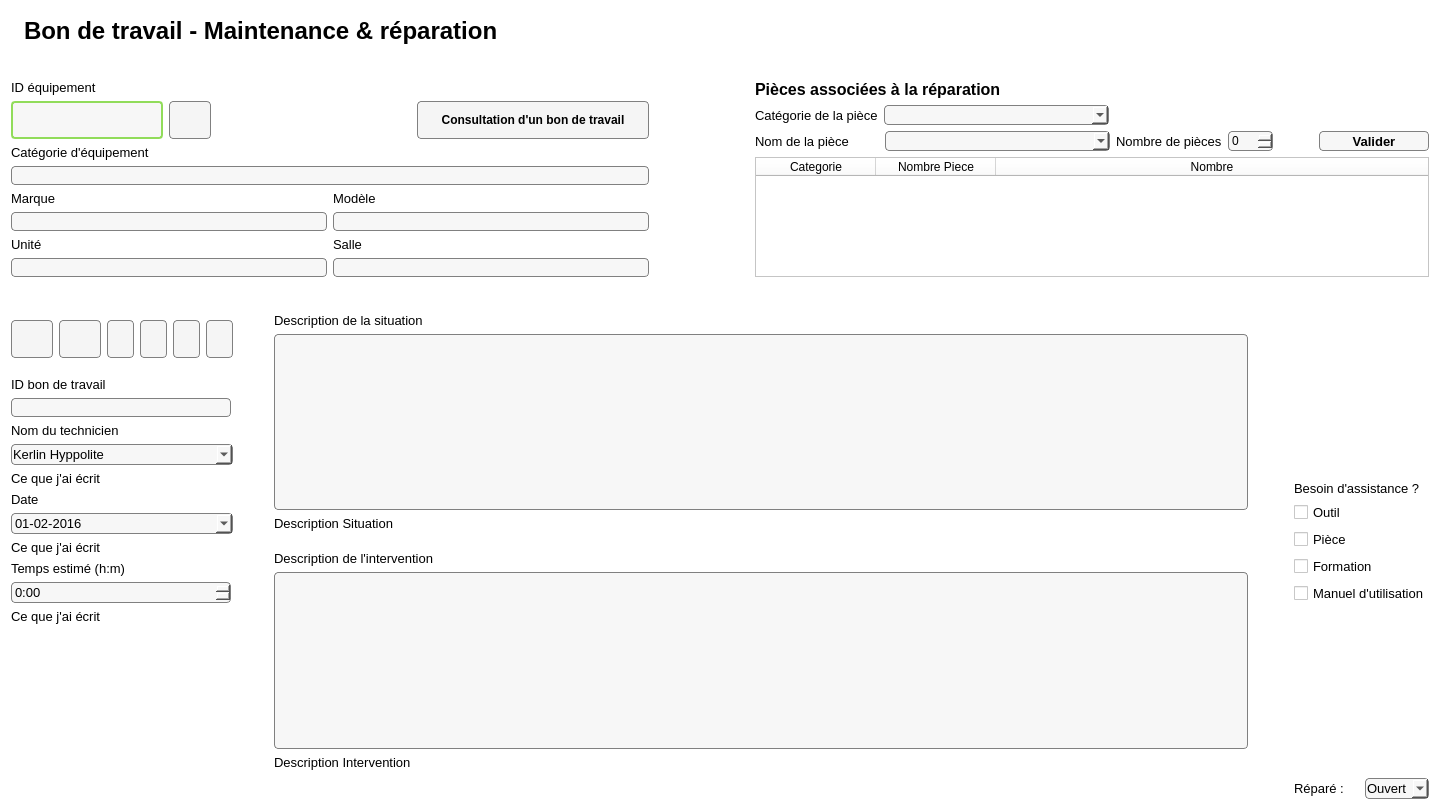
This is Interface/FenetresEnUI/BonDeTravail.ui in ProjetPC2/SIMM2.0-DEV as Qt 5 draws it before an edit. The edited form follows.
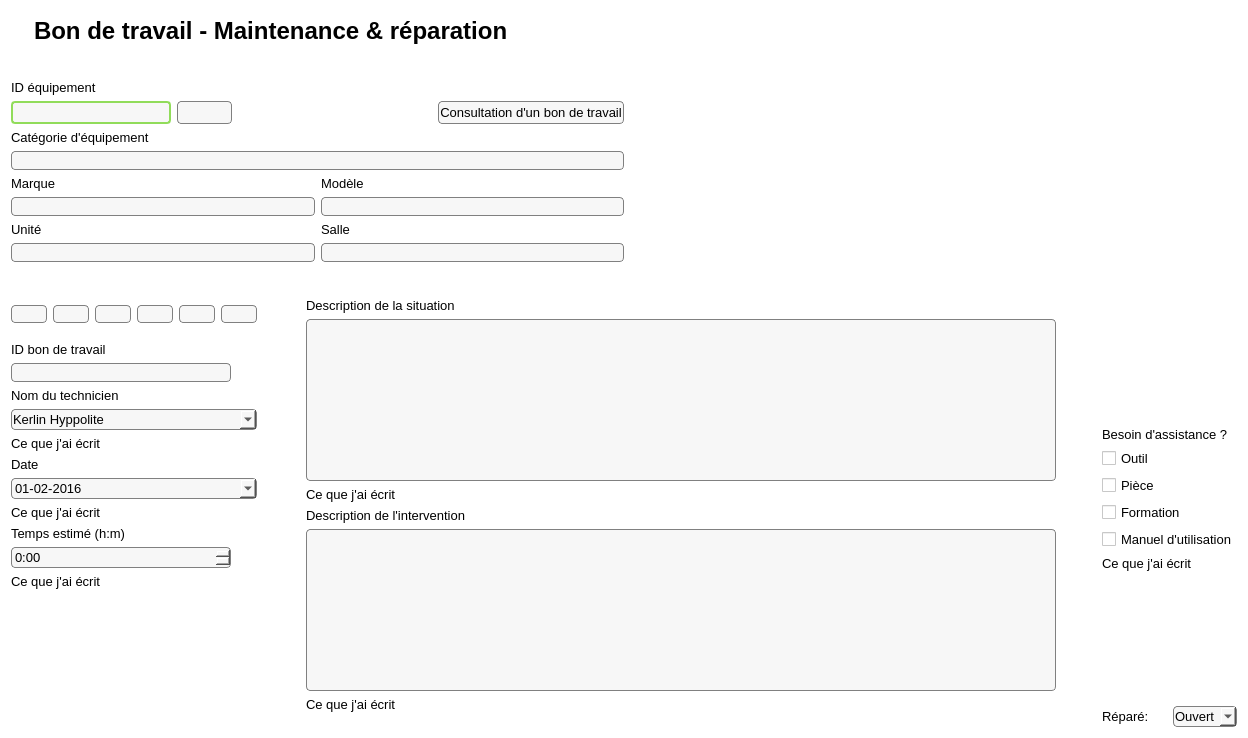
This is the edited form. Icons and pictures are not drawn.

Patch:
```diff
--- a/Interface/FenetresEnUI/BonDeTravail.ui
+++ b/Interface/FenetresEnUI/BonDeTravail.ui
@@ -6,20 +6,14 @@
    <rect>
     <x>0</x>
     <y>0</y>
-    <width>1440</width>
-    <height>810</height>
+    <width>1248</width>
+    <height>738</height>
    </rect>
   </property>
-  <property name="minimumSize">
-   <size>
-    <width>0</width>
-    <height>0</height>
-   </size>
-  </property>
   <property name="maximumSize">
    <size>
-    <width>16777215</width>
-    <height>16777215</height>
+    <width>1440</width>
+    <height>810</height>
    </size>
   </property>
   <property name="windowTitle">
@@ -66,15 +60,7 @@
 border-style: solid;
 border: 1px solid gray;
 border-radius: 4px;
-background:rgb(247,247,247);
-}
-
-QSpinBox {
-padding: 1px;
-border-style: solid;
-border: 1px solid gray;
-border-radius: 4px;
-background:rgb(247,247,247);
+background:rgb(247,247,247)
 }</string>
   </property>
   <layout class="QVBoxLayout" name="verticalLayout_3">
@@ -106,6 +92,22 @@
        </property>
       </widget>
      </item>
+     <item>
+      <spacer name="horizontalSpacer_3">
+       <property name="orientation">
+        <enum>Qt::Horizontal</enum>
+       </property>
+       <property name="sizeType">
+        <enum>QSizePolicy::Minimum</enum>
+       </property>
+       <property name="sizeHint" stdset="0">
+        <size>
+         <width>10</width>
+         <height>20</height>
+        </size>
+       </property>
+      </spacer>
+     </item>
      <item>
       <widget class="QLabel" name="labelTitre">
        <property name="maximumSize">
@@ -190,40 +192,13 @@
           <widget class="QPushButton" name="boutonActualiser">
            <property name="maximumSize">
             <size>
-             <width>42</width>
-             <height>38</height>
+             <width>100</width>
+             <height>40</height>
             </size>
            </property>
            <property name="cursor">
             <cursorShape>PointingHandCursor</cursorShape>
            </property>
-           <property name="styleSheet">
-            <string notr="true">QPushButton {
-color: black;
-background-color:rgb(245, 245, 245);
-border-width: 1px;
-border-color: grey;
-border-style: solid;
-border-radius: 4px;
-padding: 3px;
-font: bold 12px;
-padding-left: 5px;
-padding-right: 5px;
-min-width: 30px;
-max-width: 30px;
-min-height: 30px;
-max-height: 30px;
-}
-
-QPushButton:hover {
-background-color: qlineargradient(x1: 0, y1: 1, x2: 0, y2: 0, stop: 0 #edf2f8, stop: 1 #c8d9ea);
-}
-
-QPushButton:pressed {
-background-color: rgb(193, 213, 243);
-}
-</string>
-           </property>
            <property name="text">
             <string/>
            </property>
@@ -290,48 +265,18 @@
           <widget class="QPushButton" name="boutonConsultation">
            <property name="maximumSize">
             <size>
-             <width>232</width>
-             <height>38</height>
+             <width>500</width>
+             <height>150</height>
             </size>
            </property>
            <property name="font">
             <font>
-             <pointsize>-1</pointsize>
-             <weight>75</weight>
-             <italic>false</italic>
-             <bold>true</bold>
+             <pointsize>10</pointsize>
             </font>
            </property>
            <property name="cursor">
             <cursorShape>PointingHandCursor</cursorShape>
            </property>
-           <property name="styleSheet">
-            <string notr="true">QPushButton {
-color: black;
-background-color:rgb(245, 245, 245);
-border-width: 1px;
-border-color: grey;
-border-style: solid;
-border-radius: 4px;
-padding: 3px;
-font: bold 12px;
-padding-left: 5px;
-padding-right: 5px;
-min-width: 220px;
-max-width: 220px;
-min-height: 30px;
-max-height: 30px;
-}
-
-QPushButton:hover {
-background-color: qlineargradient(x1: 0, y1: 1, x2: 0, y2: 0, stop: 0 #edf2f8, stop: 1 #c8d9ea);
-}
-
-QPushButton:pressed {
-background-color: rgb(193, 213, 243);
-}
-</string>
-           </property>
            <property name="text">
             <string>Consultation d'un bon de travail</string>
            </property>
@@ -341,7 +286,7 @@
            </property>
            <property name="iconSize">
             <size>
-             <width>16</width>
+             <width>20</width>
              <height>16</height>
             </size>
            </property>
@@ -552,261 +497,16 @@
         <enum>Qt::Horizontal</enum>
        </property>
        <property name="sizeType">
-        <enum>QSizePolicy::Minimum</enum>
+        <enum>QSizePolicy::Expanding</enum>
        </property>
        <property name="sizeHint" stdset="0">
         <size>
-         <width>100</width>
+         <width>30</width>
          <height>40</height>
         </size>
        </property>
       </spacer>
      </item>
-     <item>
-      <layout class="QVBoxLayout" name="verticalLayout_4">
-       <item>
-        <widget class="QLabel" name="labelPieceAssociees">
-         <property name="font">
-          <font>
-           <pointsize>12</pointsize>
-           <weight>75</weight>
-           <bold>true</bold>
-          </font>
-         </property>
-         <property name="text">
-          <string>Pièces associées à la réparation</string>
-         </property>
-        </widget>
-       </item>
-       <item>
-        <layout class="QHBoxLayout" name="horizontalLayout_4">
-         <item>
-          <widget class="QLabel" name="labelCategoriePiece">
-           <property name="maximumSize">
-            <size>
-             <width>500</width>
-             <height>16777215</height>
-            </size>
-           </property>
-           <property name="font">
-            <font>
-             <pointsize>10</pointsize>
-            </font>
-           </property>
-           <property name="text">
-            <string>Catégorie de la pièce</string>
-           </property>
-          </widget>
-         </item>
-         <item>
-          <widget class="QComboBox" name="comboBoxCategoriePiece">
-           <property name="minimumSize">
-            <size>
-             <width>225</width>
-             <height>20</height>
-            </size>
-           </property>
-           <property name="maximumSize">
-            <size>
-             <width>225</width>
-             <height>20</height>
-            </size>
-           </property>
-           <property name="font">
-            <font>
-             <pointsize>10</pointsize>
-            </font>
-           </property>
-          </widget>
-         </item>
-         <item>
-          <spacer name="horizontalSpacer_8">
-           <property name="orientation">
-            <enum>Qt::Horizontal</enum>
-           </property>
-           <property name="sizeType">
-            <enum>QSizePolicy::Expanding</enum>
-           </property>
-           <property name="sizeHint" stdset="0">
-            <size>
-             <width>20</width>
-             <height>20</height>
-            </size>
-           </property>
-          </spacer>
-         </item>
-        </layout>
-       </item>
-       <item>
-        <layout class="QHBoxLayout" name="horizontalLayout_5">
-         <item>
-          <widget class="QLabel" name="labelNomPiece">
-           <property name="maximumSize">
-            <size>
-             <width>500</width>
-             <height>16777215</height>
-            </size>
-           </property>
-           <property name="font">
-            <font>
-             <pointsize>10</pointsize>
-            </font>
-           </property>
-           <property name="text">
-            <string>Nom de la pièce</string>
-           </property>
-          </widget>
-         </item>
-         <item>
-          <spacer name="horizontalSpacer_11">
-           <property name="orientation">
-            <enum>Qt::Horizontal</enum>
-           </property>
-           <property name="sizeType">
-            <enum>QSizePolicy::Maximum</enum>
-           </property>
-           <property name="sizeHint" stdset="0">
-            <size>
-             <width>30</width>
-             <height>20</height>
-            </size>
-           </property>
-          </spacer>
-         </item>
-         <item>
-          <widget class="QComboBox" name="comboBoxNomPiece">
-           <property name="minimumSize">
-            <size>
-             <width>225</width>
-             <height>20</height>
-            </size>
-           </property>
-           <property name="maximumSize">
-            <size>
-             <width>225</width>
-             <height>20</height>
-            </size>
-           </property>
-           <property name="font">
-            <font>
-             <pointsize>10</pointsize>
-            </font>
-           </property>
-          </widget>
-         </item>
-         <item>
-          <widget class="QLabel" name="labelNomPiece_2">
-           <property name="font">
-            <font>
-             <pointsize>10</pointsize>
-            </font>
-           </property>
-           <property name="text">
-            <string>Nombre de pièces</string>
-           </property>
-          </widget>
-         </item>
-         <item>
-          <widget class="QSpinBox" name="spinBoxNombrePiece">
-           <property name="maximumSize">
-            <size>
-             <width>60</width>
-             <height>16777215</height>
-            </size>
-           </property>
-           <property name="maximum">
-            <number>999</number>
-           </property>
-          </widget>
-         </item>
-         <item>
-          <spacer name="horizontalSpacer_9">
-           <property name="orientation">
-            <enum>Qt::Horizontal</enum>
-           </property>
-           <property name="sizeType">
-            <enum>QSizePolicy::Expanding</enum>
-           </property>
-           <property name="sizeHint" stdset="0">
-            <size>
-             <width>40</width>
-             <height>20</height>
-            </size>
-           </property>
-          </spacer>
-         </item>
-         <item>
-          <widget class="QPushButton" name="pushButtonValider">
-           <property name="minimumSize">
-            <size>
-             <width>110</width>
-             <height>20</height>
-            </size>
-           </property>
-           <property name="maximumSize">
-            <size>
-             <width>110</width>
-             <height>20</height>
-            </size>
-           </property>
-           <property name="font">
-            <font>
-             <pointsize>10</pointsize>
-             <weight>75</weight>
-             <bold>true</bold>
-            </font>
-           </property>
-           <property name="cursor">
-            <cursorShape>PointingHandCursor</cursorShape>
-           </property>
-           <property name="text">
-            <string>Valider</string>
-           </property>
-           <property name="icon">
-            <iconset>
-             <normaloff>Images/check-symbol.png</normaloff>Images/check-symbol.png</iconset>
-           </property>
-          </widget>
-         </item>
-        </layout>
-       </item>
-       <item>
-        <layout class="QHBoxLayout" name="horizontalLayout_8">
-         <item>
-          <widget class="QTableWidget" name="tableWidgetPiecesAssociees">
-           <property name="font">
-            <font>
-             <family>MS Shell Dlg 2</family>
-             <pointsize>10</pointsize>
-            </font>
-           </property>
-           <attribute name="horizontalHeaderDefaultSectionSize">
-            <number>120</number>
-           </attribute>
-           <attribute name="horizontalHeaderStretchLastSection">
-            <bool>true</bool>
-           </attribute>
-           <column>
-            <property name="text">
-             <string>Categorie</string>
-            </property>
-           </column>
-           <column>
-            <property name="text">
-             <string>Nombre Piece</string>
-            </property>
-           </column>
-           <column>
-            <property name="text">
-             <string>Nombre</string>
-            </property>
-           </column>
-          </widget>
-         </item>
-        </layout>
-       </item>
-      </layout>
-     </item>
     </layout>
    </item>
    <item>
@@ -854,33 +554,6 @@
              <property name="cursor">
               <cursorShape>PointingHandCursor</cursorShape>
              </property>
-             <property name="styleSheet">
-              <string notr="true">QPushButton {
-color: black;
-background-color:rgb(245, 245, 245);
-border-width: 1px;
-border-color: grey;
-border-style: solid;
-border-radius: 4px;
-padding: 3px;
-font: bold 12px;
-padding-left: 5px;
-padding-right: 5px;
-min-width: 30px;
-max-width: 30px;
-min-height: 30px;
-max-height: 30px;
-}
-
-QPushButton:hover {
-background-color: qlineargradient(x1: 0, y1: 1, x2: 0, y2: 0, stop: 0 #edf2f8, stop: 1 #c8d9ea);
-}
-
-QPushButton:pressed {
-background-color: rgb(193, 213, 243);
-}
-</string>
-             </property>
              <property name="text">
               <string/>
              </property>
@@ -900,8 +573,8 @@
             <widget class="QPushButton" name="boutonSauvegarde">
              <property name="maximumSize">
               <size>
-               <width>42</width>
-               <height>38</height>
+               <width>50</width>
+               <height>180</height>
               </size>
              </property>
              <property name="cursor">
@@ -911,31 +584,7 @@
               <bool>false</bool>
              </property>
              <property name="styleSheet">
-              <string notr="true">QPushButton {
-color: black;
-background-color:rgb(245, 245, 245);
-border-width: 1px;
-border-color: grey;
-border-style: solid;
-border-radius: 4px;
-padding: 3px;
-font: bold 12px;
-padding-left: 5px;
-padding-right: 5px;
-min-width: 30px;
-max-width: 30px;
-min-height: 30px;
-max-height: 30px;
-}
-
-QPushButton:hover {
-background-color: qlineargradient(x1: 0, y1: 1, x2: 0, y2: 0, stop: 0 #edf2f8, stop: 1 #c8d9ea);
-}
-
-QPushButton:pressed {
-background-color: rgb(193, 213, 243);
-}
-</string>
+              <string notr="true"/>
              </property>
              <property name="text">
               <string/>
@@ -956,39 +605,15 @@
             <widget class="QPushButton" name="boutonFlecheDoubleGauche">
              <property name="maximumSize">
               <size>
-               <width>27</width>
-               <height>38</height>
+               <width>50</width>
+               <height>150</height>
               </size>
              </property>
              <property name="cursor">
               <cursorShape>PointingHandCursor</cursorShape>
              </property>
              <property name="styleSheet">
-              <string notr="true">QPushButton {
-color: black;
-background-color:rgb(245, 245, 245);
-border-width: 1px;
-border-color: grey;
-border-style: solid;
-border-radius: 4px;
-padding: 3px;
-font: bold 12px;
-padding-left: 5px;
-padding-right: 5px;
-min-width: 15px;
-max-width:15px;
-min-height: 30px;
-max-height: 30px;
-}
-
-QPushButton:hover {
-background-color: qlineargradient(x1: 0, y1: 1, x2: 0, y2: 0, stop: 0 #edf2f8, stop: 1 #c8d9ea);
-}
-
-QPushButton:pressed {
-background-color: rgb(193, 213, 243);
-}
-</string>
+              <string notr="true"/>
              </property>
              <property name="text">
               <string/>
@@ -1003,39 +628,15 @@
             <widget class="QPushButton" name="boutonFlecheGauche">
              <property name="maximumSize">
               <size>
-               <width>27</width>
-               <height>38</height>
+               <width>50</width>
+               <height>180</height>
               </size>
              </property>
              <property name="cursor">
               <cursorShape>PointingHandCursor</cursorShape>
              </property>
              <property name="styleSheet">
-              <string notr="true">QPushButton {
-color: black;
-background-color:rgb(245, 245, 245);
-border-width: 1px;
-border-color: grey;
-border-style: solid;
-border-radius: 4px;
-padding: 3px;
-font: bold 12px;
-padding-left: 5px;
-padding-right: 5px;
-min-width: 15px;
-max-width:15px;
-min-height: 30px;
-max-height: 30px;
-}
-
-QPushButton:hover {
-background-color: qlineargradient(x1: 0, y1: 1, x2: 0, y2: 0, stop: 0 #edf2f8, stop: 1 #c8d9ea);
-}
-
-QPushButton:pressed {
-background-color: rgb(193, 213, 243);
-}
-</string>
+              <string notr="true"/>
              </property>
              <property name="text">
               <string/>
@@ -1050,39 +651,15 @@
             <widget class="QPushButton" name="boutonFlecheDroite">
              <property name="maximumSize">
               <size>
-               <width>27</width>
-               <height>38</height>
+               <width>50</width>
+               <height>180</height>
               </size>
              </property>
              <property name="cursor">
               <cursorShape>PointingHandCursor</cursorShape>
              </property>
              <property name="styleSheet">
-              <string notr="true">QPushButton {
-color: black;
-background-color:rgb(245, 245, 245);
-border-width: 1px;
-border-color: grey;
-border-style: solid;
-border-radius: 4px;
-padding: 3px;
-font: bold 12px;
-padding-left: 5px;
-padding-right: 5px;
-min-width: 15px;
-max-width:15px;
-min-height: 30px;
-max-height: 30px;
-}
-
-QPushButton:hover {
-background-color: qlineargradient(x1: 0, y1: 1, x2: 0, y2: 0, stop: 0 #edf2f8, stop: 1 #c8d9ea);
-}
-
-QPushButton:pressed {
-background-color: rgb(193, 213, 243);
-}
-</string>
+              <string notr="true"/>
              </property>
              <property name="text">
               <string/>
@@ -1097,39 +674,15 @@
             <widget class="QPushButton" name="boutonFlecheDoubleDroite">
              <property name="maximumSize">
               <size>
-               <width>27</width>
-               <height>38</height>
+               <width>60</width>
+               <height>180</height>
               </size>
              </property>
              <property name="cursor">
               <cursorShape>PointingHandCursor</cursorShape>
              </property>
              <property name="styleSheet">
-              <string notr="true">QPushButton {
-color: black;
-background-color:rgb(245, 245, 245);
-border-width: 1px;
-border-color: grey;
-border-style: solid;
-border-radius: 4px;
-padding: 3px;
-font: bold 12px;
-padding-left: 5px;
-padding-right: 5px;
-min-width: 15px;
-max-width:15px;
-min-height: 30px;
-max-height: 30px;
-}
-
-QPushButton:hover {
-background-color: qlineargradient(x1: 0, y1: 1, x2: 0, y2: 0, stop: 0 #edf2f8, stop: 1 #c8d9ea);
-}
-
-QPushButton:pressed {
-background-color: rgb(193, 213, 243);
-}
-</string>
+              <string notr="true"/>
              </property>
              <property name="text">
               <string/>
@@ -1432,7 +985,7 @@
        </property>
        <property name="sizeHint" stdset="0">
         <size>
-         <width>35</width>
+         <width>43</width>
          <height>20</height>
         </size>
        </property>
@@ -1484,13 +1037,7 @@
           <string notr="true">background: white;</string>
          </property>
          <property name="text">
-          <string>Description Situation</string>
-         </property>
-         <property name="textFormat">
-          <enum>Qt::AutoText</enum>
-         </property>
-         <property name="wordWrap">
-          <bool>true</bool>
+          <string>Ce que j'ai écrit</string>
          </property>
         </widget>
        </item>
@@ -1554,10 +1101,7 @@
           <string notr="true">background: white;</string>
          </property>
          <property name="text">
-          <string>Description Intervention</string>
-         </property>
-         <property name="wordWrap">
-          <bool>true</bool>
+          <string>Ce que j'ai écrit</string>
          </property>
         </widget>
        </item>
@@ -1602,7 +1146,7 @@
      <item>
       <layout class="QVBoxLayout" name="verticalLayout_5">
        <item>
-        <spacer name="verticalSpacer_8">
+        <spacer name="verticalSpacer_9">
          <property name="orientation">
           <enum>Qt::Vertical</enum>
          </property>
@@ -1675,7 +1219,19 @@
         </widget>
        </item>
        <item>
-        <spacer name="verticalSpacer_9">
+        <widget class="QLabel" name="labelCacheBesoinAssistance">
+         <property name="font">
+          <font>
+           <pointsize>10</pointsize>
+          </font>
+         </property>
+         <property name="text">
+          <string>Ce que j'ai écrit</string>
+         </property>
+        </widget>
+       </item>
+       <item>
+        <spacer name="verticalSpacer_8">
          <property name="orientation">
           <enum>Qt::Vertical</enum>
          </property>
@@ -1697,7 +1253,7 @@
             </font>
            </property>
            <property name="text">
-            <string>Réparé :</string>
+            <string>Réparé: </string>
            </property>
           </widget>
          </item>
@@ -1711,6 +1267,9 @@
            <property name="styleSheet">
             <string notr="true"/>
            </property>
+           <property name="currentText">
+            <string>Ouvert</string>
+           </property>
            <item>
             <property name="text">
              <string>Ouvert</string>
```
Left out of the diff: 189 changed lines with no effect on the pictures.
